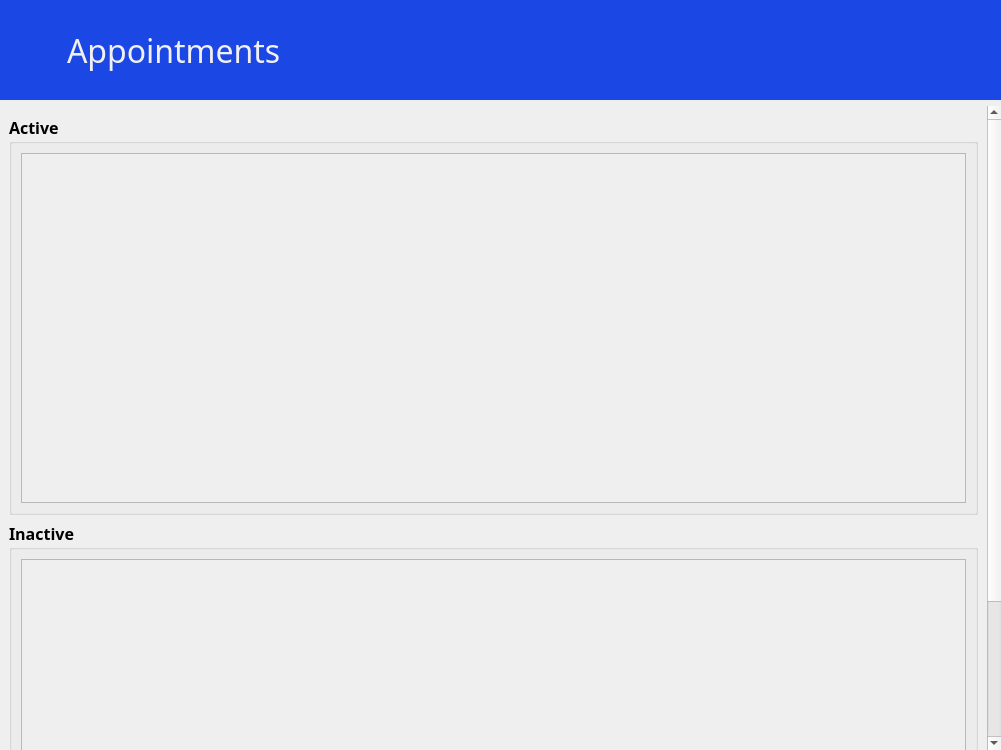
First picture: the form in ui/uiFiles/appointmentsWindow.ui, repository efeKbkci/CarRentalApp, before the edit.
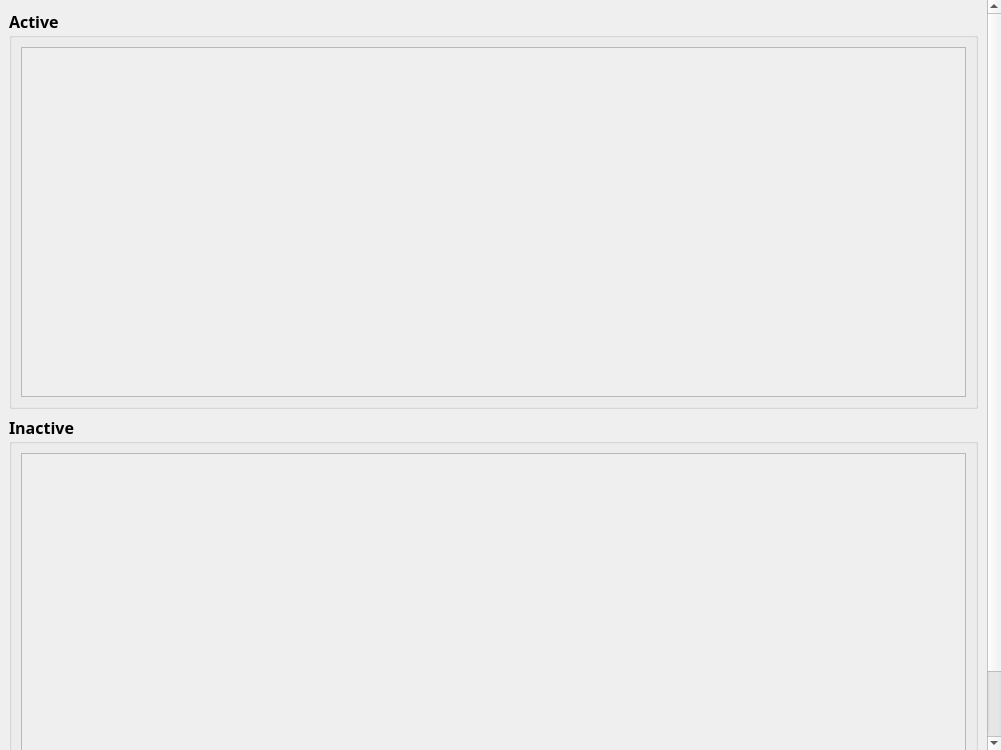
Second picture: the form after the edit. Icons and pictures are not drawn.

Diff of the .ui file:
```diff
--- a/ui/uiFiles/appointmentsWindow.ui
+++ b/ui/uiFiles/appointmentsWindow.ui
@@ -38,95 +38,6 @@
    <property name="bottomMargin">
     <number>0</number>
    </property>
-   <item>
-    <widget class="QWidget" name="top_app_bar" native="true">
-     <property name="sizePolicy">
-      <sizepolicy hsizetype="Expanding" vsizetype="Fixed">
-       <horstretch>0</horstretch>
-       <verstretch>0</verstretch>
-      </sizepolicy>
-     </property>
-     <property name="minimumSize">
-      <size>
-       <width>0</width>
-       <height>100</height>
-      </size>
-     </property>
-     <property name="maximumSize">
-      <size>
-       <width>16777215</width>
-       <height>100</height>
-      </size>
-     </property>
-     <property name="styleSheet">
-      <string notr="true">#top_app_bar{
-	background-color: rgb(27, 71, 229);
-}
-
-QLabel {
-	color: #F0F0F0;
-}</string>
-     </property>
-     <layout class="QHBoxLayout" name="horizontalLayout_2">
-      <item>
-       <widget class="QPushButton" name="back_btn">
-        <property name="sizePolicy">
-         <sizepolicy hsizetype="Maximum" vsizetype="Maximum">
-          <horstretch>0</horstretch>
-          <verstretch>0</verstretch>
-         </sizepolicy>
-        </property>
-        <property name="styleSheet">
-         <string notr="true">background-color: transparent;
-border: None;</string>
-        </property>
-        <property name="text">
-         <string/>
-        </property>
-        <property name="icon">
-         <iconset>
-          <normaloff>../../assets/icons/back_navigation.png</normaloff>../../assets/icons/back_navigation.png</iconset>
-        </property>
-        <property name="iconSize">
-         <size>
-          <width>32</width>
-          <height>32</height>
-         </size>
-        </property>
-       </widget>
-      </item>
-      <item>
-       <spacer name="horizontalSpacer">
-        <property name="orientation">
-         <enum>Qt::Horizontal</enum>
-        </property>
-        <property name="sizeType">
-         <enum>QSizePolicy::Fixed</enum>
-        </property>
-        <property name="sizeHint" stdset="0">
-         <size>
-          <width>20</width>
-          <height>20</height>
-         </size>
-        </property>
-       </spacer>
-      </item>
-      <item>
-       <widget class="QLabel" name="appointments_label">
-        <property name="font">
-         <font>
-          <family>Roboto Mono</family>
-          <pointsize>24</pointsize>
-         </font>
-        </property>
-        <property name="text">
-         <string>Appointments</string>
-        </property>
-       </widget>
-      </item>
-     </layout>
-    </widget>
-   </item>
    <item>
     <widget class="QScrollArea" name="scrollArea">
      <property name="styleSheet">
```
Left out of the diff: 4 changed lines with no effect on the pictures.
